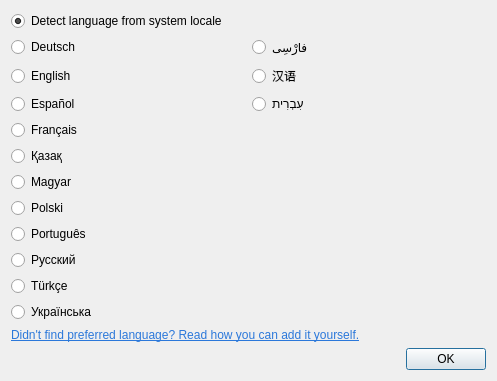
dimkanovikov/KITScenarist, file src/bin/scenarist-desktop/UserInterfaceLayer/Settings/LanguageDialog.ui: the form before one commit.
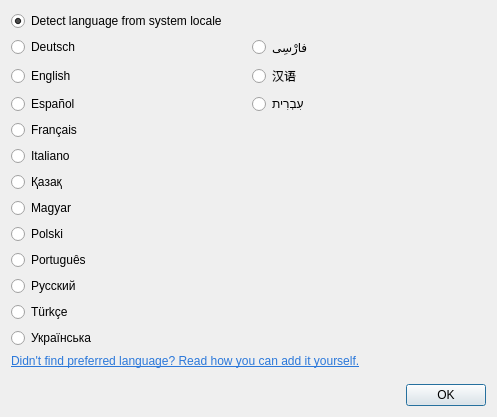
The form after the commit.

Commit message: Added Italian translation

What changed in the file:
```diff
--- a/src/bin/scenarist-desktop/UserInterfaceLayer/Settings/LanguageDialog.ui
+++ b/src/bin/scenarist-desktop/UserInterfaceLayer/Settings/LanguageDialog.ui
@@ -7,7 +7,7 @@
     <x>0</x>
     <y>0</y>
     <width>497</width>
-    <height>359</height>
+    <height>417</height>
    </rect>
   </property>
   <property name="minimumSize">
@@ -177,6 +177,13 @@
      </property>
     </widget>
    </item>
+   <item row="5" column="0">
+    <widget class="QRadioButton" name="italian">
+     <property name="text">
+      <string>Italiano</string>
+     </property>
+    </widget>
+   </item>
   </layout>
  </widget>
  <tabstops>
```
The commit also changes 7 other files.
